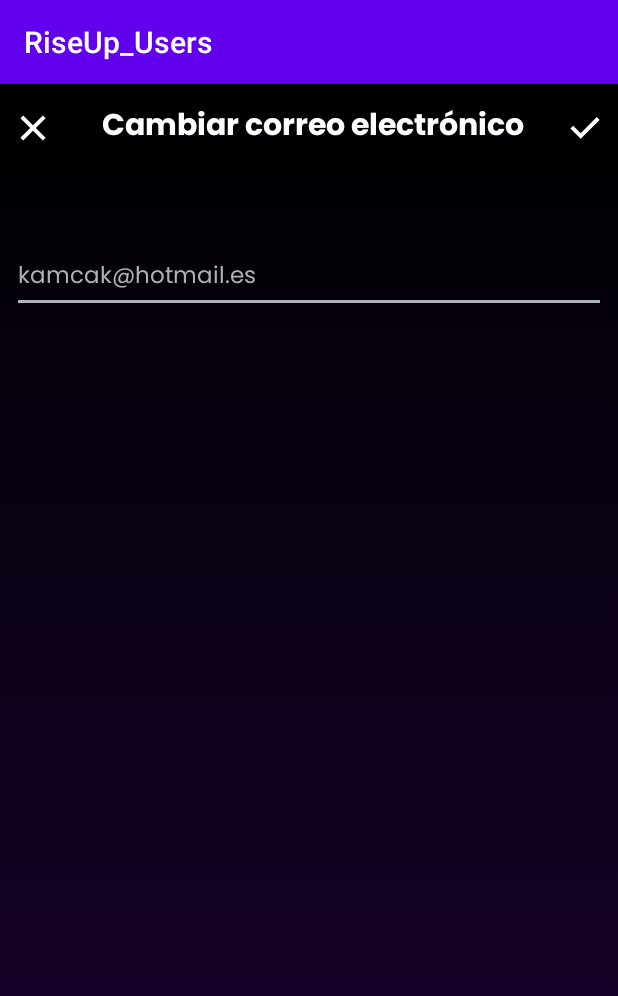
After one commit to foltrest2/RiseUp_Users, an Android app: the ConfigProfileChangeEmailActivity screen opened directly, with no data from a screen before it, on a phone screen of 412 x 824 dp. The commit adds this screen. Shown: the top 996 px of the screen. Run offline under Robolectric (Android 15) with nearby library versions, the light colour scheme and no system bars.

Commit message:
ConfigProfileChangeEmailActivity done

```diff
--- a/app/src/main/AndroidManifest.xml
+++ b/app/src/main/AndroidManifest.xml
@@ -13,7 +13,9 @@
         android:supportsRtl="true"
         android:theme="@style/Theme.RiseUp_Users"
         tools:targetApi="31">
-
+        <activity
+            android:name=".view.ConfigProfileChangeEmailActivity"
+            android:exported="false" />
         <activity
             android:name=".view.LoginActivity"
             android:exported="false" />
@@ -40,15 +42,13 @@
             android:exported="false" />
         <activity
             android:name=".view.ConfigInformationActivity"
-            android:exported="false"/>
-
+            android:exported="false" />
         <activity
             android:name=".view.ConfigHelpActivity"
             android:exported="false" />
-
-            <activity
-                android:name=".view.ConfigurationActivity"
-                android:exported="true">
+        <activity
+            android:name=".view.ConfigurationActivity"
+            android:exported="true">
             <intent-filter>
                 <action android:name="android.intent.action.MAIN" />
 
--- /dev/null
+++ b/app/src/main/java/com/riseup/riseup_users/view/ConfigProfileChangeEmailActivity.kt
@@ -0,0 +1,25 @@
+package com.riseup.riseup_users.view
+
+import android.content.Intent
+import androidx.appcompat.app.AppCompatActivity
+import android.os.Bundle
+import com.riseup.riseup_users.databinding.ActivityConfigProfileChangeEmailBinding
+
+class ConfigProfileChangeEmailActivity : AppCompatActivity() {
+
+    private lateinit var bindig : ActivityConfigProfileChangeEmailBinding
+
+    override fun onCreate(savedInstanceState: Bundle?) {
+        super.onCreate(savedInstanceState)
+        bindig = ActivityConfigProfileChangeEmailBinding.inflate(layoutInflater)
+        setContentView(bindig.root)
+
+        bindig.closeChangeEmailBtn.setOnClickListener {
+            startActivity(Intent(this@ConfigProfileChangeEmailActivity, ConfigProfileInfoActivity::class.java))
+        }
+        bindig.checkChangeEmailBtn.setOnClickListener {
+            startActivity(Intent(this@ConfigProfileChangeEmailActivity, ConfigurationActivity::class.java))
+        }
+
+    }
+}
--- a/app/src/main/java/com/riseup/riseup_users/view/ConfigProfileInfoActivity.kt
+++ b/app/src/main/java/com/riseup/riseup_users/view/ConfigProfileInfoActivity.kt
@@ -19,5 +19,9 @@ class ConfigProfileInfoActivity : AppCompatActivity() {
             startActivity(Intent(this@ConfigProfileInfoActivity, ConfigurationActivity::class.java))
         }
 
+        binding.correoETConfigUser.setOnClickListener {
+            startActivity(Intent(this@ConfigProfileInfoActivity, ConfigProfileChangeEmailActivity::class.java))
+        }
+
     }
 }
--- /dev/null
+++ b/app/src/main/res/drawable/check24p.xml
@@ -0,0 +1,10 @@
+<vector xmlns:android="http://schemas.android.com/apk/res/android"
+    android:width="28dp"
+    android:height="28dp"
+    android:viewportWidth="24"
+    android:viewportHeight="24"
+    android:tint="@color/white">
+  <path
+      android:fillColor="@android:color/white"
+      android:pathData="M9.55,18.2 L3.65,12.3 5.275,10.675 9.55,14.95 18.725,5.775 20.35,7.4Z"/>
+</vector>
--- /dev/null
+++ b/app/src/main/res/drawable/close24p.xml
@@ -0,0 +1,10 @@
+<vector xmlns:android="http://schemas.android.com/apk/res/android"
+    android:width="28dp"
+    android:height="28dp"
+    android:viewportWidth="24"
+    android:viewportHeight="24"
+    android:tint="@color/white">
+  <path
+      android:fillColor="@android:color/white"
+      android:pathData="M6.4,19.2 L4.8,17.6 10.4,12 4.8,6.4 6.4,4.8 12,10.4 17.6,4.8 19.2,6.4 13.6,12 19.2,17.6 17.6,19.2 12,13.6Z"/>
+</vector>
--- /dev/null
+++ b/app/src/main/res/layout/activity_config_profile_change_email.xml
@@ -0,0 +1,69 @@
+<?xml version="1.0" encoding="utf-8"?>
+<androidx.constraintlayout.widget.ConstraintLayout xmlns:android="http://schemas.android.com/apk/res/android"
+    xmlns:app="http://schemas.android.com/apk/res-auto"
+    xmlns:tools="http://schemas.android.com/tools"
+    android:layout_width="match_parent"
+    android:layout_height="match_parent"
+    android:background="@drawable/linear_gradient_background"
+    tools:context=".view.ConfigProfileChangeEmailActivity">
+
+    <androidx.constraintlayout.widget.ConstraintLayout
+        android:id="@+id/cambiarCorreoConstraintHeaderConfUser"
+        android:layout_width="0dp"
+        android:layout_height="42dp"
+        android:layout_marginTop="8dp"
+        app:layout_constraintEnd_toEndOf="parent"
+        app:layout_constraintStart_toStartOf="parent"
+        app:layout_constraintTop_toTopOf="parent">
+
+        <ImageButton
+            android:id="@+id/closeChangeEmailBtn"
+            style="@style/BackArrowButton"
+            android:layout_width="wrap_content"
+            android:layout_height="wrap_content"
+            android:layout_marginStart="8dp"
+            app:layout_constraintBottom_toBottomOf="parent"
+            app:layout_constraintStart_toStartOf="parent"
+            app:layout_constraintTop_toTopOf="parent"
+            app:srcCompat="@drawable/close24p" />
+
+        <ImageButton
+            android:id="@+id/checkChangeEmailBtn"
+            style="@style/BackArrowButton"
+            android:layout_width="wrap_content"
+            android:layout_height="wrap_content"
+            android:layout_marginEnd="8dp"
+            app:layout_constraintBottom_toBottomOf="parent"
+            app:layout_constraintEnd_toEndOf="parent"
+            app:layout_constraintTop_toTopOf="parent"
+            app:srcCompat="@drawable/check24p" />
+
+        <TextView
+            android:id="@+id/titleChangeEmailTV"
+            style="@style/PoppinsBold_20"
+            android:layout_width="0dp"
+            android:layout_height="wrap_content"
+            android:layout_marginStart="32dp"
+            android:layout_marginEnd="8dp"
+            android:text="@string/CambiarCorreo"
+            app:layout_constraintBottom_toBottomOf="parent"
+            app:layout_constraintEnd_toStartOf="@+id/checkChangeEmailBtn"
+            app:layout_constraintStart_toEndOf="@+id/closeChangeEmailBtn"
+            app:layout_constraintTop_toTopOf="parent" />
+    </androidx.constraintlayout.widget.ConstraintLayout>
+
+    <EditText
+        android:id="@+id/ConfigUserChangeEmailET"
+        style="@style/editText"
+        android:layout_width="0dp"
+        android:layout_height="wrap_content"
+        android:layout_marginStart="8dp"
+        android:layout_marginTop="56dp"
+        android:layout_marginEnd="8dp"
+        android:ems="10"
+        android:hint="@string/kamcak"
+        android:inputType="textEmailAddress"
+        app:layout_constraintEnd_toEndOf="parent"
+        app:layout_constraintStart_toStartOf="parent"
+        app:layout_constraintTop_toBottomOf="@+id/cambiarCorreoConstraintHeaderConfUser" />
+</androidx.constraintlayout.widget.ConstraintLayout>
--- a/app/src/main/res/layout/activity_config_profile_info.xml
+++ b/app/src/main/res/layout/activity_config_profile_info.xml
@@ -114,6 +114,8 @@
             android:layout_marginStart="14dp"
             android:layout_marginTop="8dp"
             android:layout_marginEnd="16dp"
+            android:clickable="false"
+            android:cursorVisible="false"
             android:ems="10"
             android:inputType="textEmailAddress"
             android:text="@string/kamcak"
--- a/app/src/main/res/layout/activity_config_user_payments_add_card.xml
+++ b/app/src/main/res/layout/activity_config_user_payments_add_card.xml
@@ -160,7 +160,7 @@
         android:backgroundTintMode="multiply"
         android:ems="10"
         android:hint="@string/expCardET"
-        android:inputType="textPersonName"
+        android:inputType="date|textPersonName"
         app:layout_constraintEnd_toEndOf="@+id/addCardSimulationImg"
         app:layout_constraintHorizontal_bias="0.0"
         app:layout_constraintStart_toStartOf="@+id/addCardSimulationImg"
--- a/app/src/main/res/values/strings.xml
+++ b/app/src/main/res/values/strings.xml
@@ -82,6 +82,7 @@
     <string name="condUso">Condiciones de uso</string>
     <string name="biblioCodAbi">Bibliotecas de código abierto</string>
     <string name="reportarProblema">Reportar un problema</string>
+    <string name="CambiarCorreo">Cambiar correo electrónico</string>
 
 
 </resources>
```
